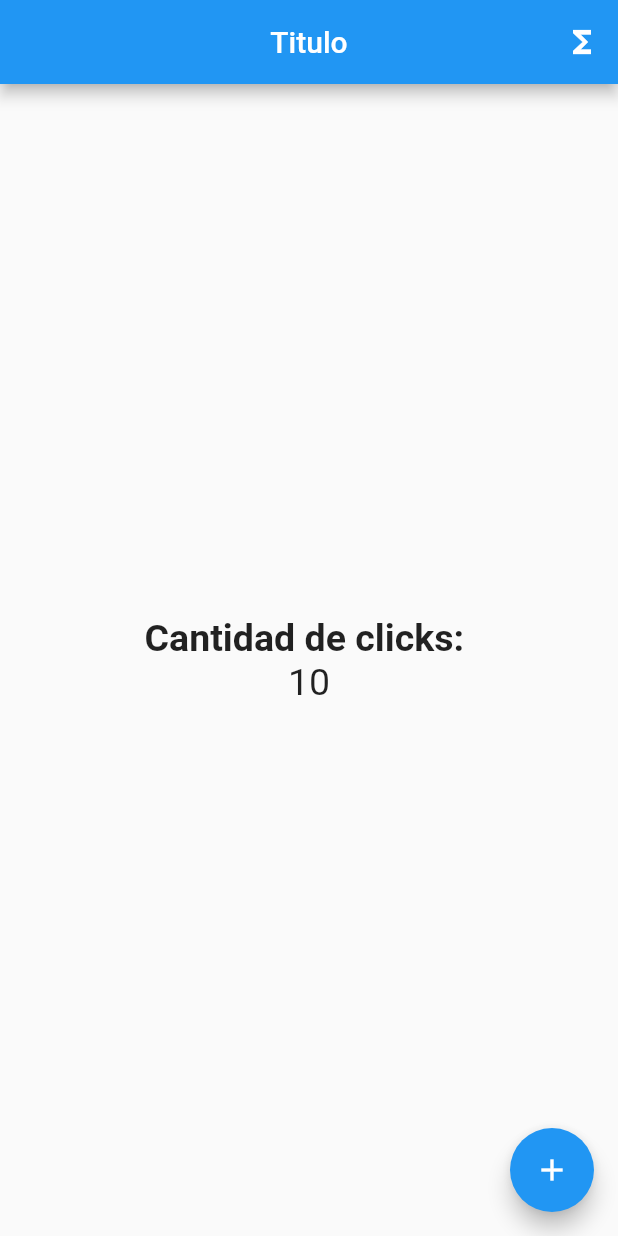
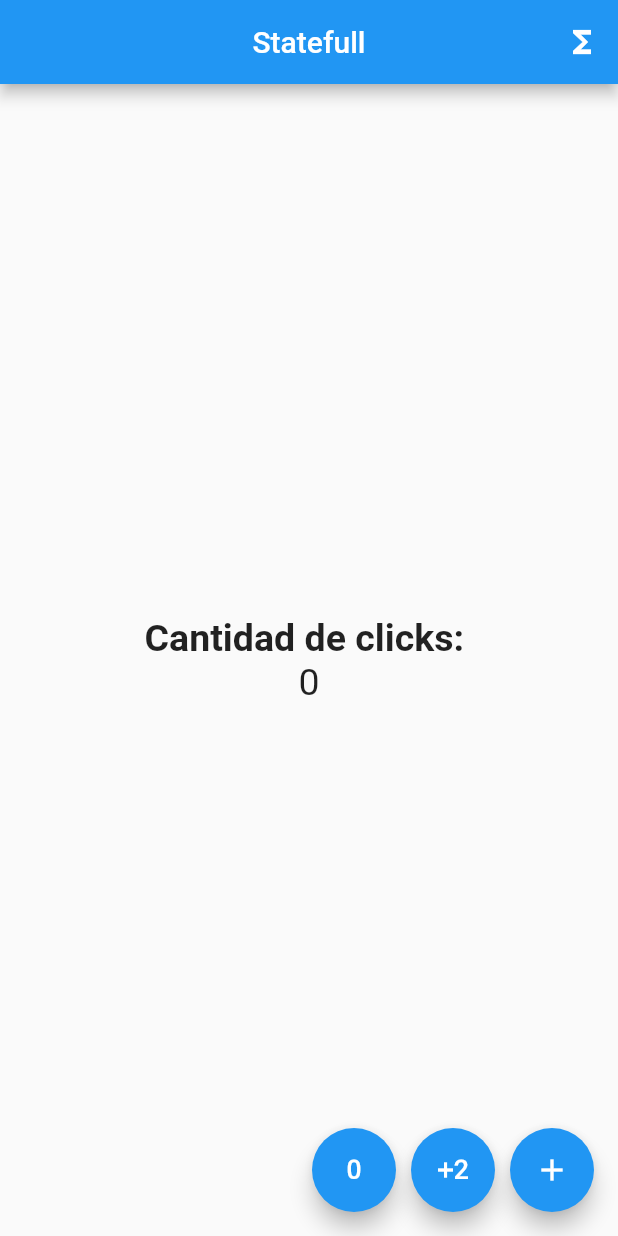
Before and after one commit to lskywolfll/Flutter_Contador, a Flutter app: the screen it shows after launch, on a phone screen of 412 x 824 dp. Run offline on Flutter 3.47's test engine with Material 2 defaults, Android fonts, the phone set to English and light mode, and no system bars.

Commit message:
se termina el contador con los botones y funcionalidades :)

```diff
--- a/lib/src/app.dart
+++ b/lib/src/app.dart
@@ -1,4 +1,5 @@
 import 'package:flutter/material.dart';
+import 'package:flutter_vscode/src/pages/contador_page.dart';
 import 'package:flutter_vscode/src/pages/home_page.dart';
 
 // Cada widget necesita un build para poder pintar en pantalla
@@ -6,7 +7,8 @@ class MyApp extends StatelessWidget {
   @override
   Widget build(BuildContext context) {
     return MaterialApp(
-      home: HomePage(),
+      debugShowCheckedModeBanner: false,
+      home: ContadorPage(),
     );
   }
 }
--- /dev/null
+++ b/lib/src/pages/contador_page.dart
@@ -0,0 +1,85 @@
+import 'package:flutter/material.dart';
+
+class ContadorPage extends StatefulWidget {
+  @override
+  createState() => _ContadorPageState();
+}
+
+// el _ deja como privado esta clase unicamente accesible en este archivo
+class _ContadorPageState extends State<ContadorPage> {
+  final _estiloTextoContenido =
+      new TextStyle(fontSize: 25, fontWeight: FontWeight.bold);
+  final _estiloTextoNumero = new TextStyle(fontSize: 25);
+  int _conteo = 0;
+
+  @override
+  Widget build(BuildContext context) {
+    return Scaffold(
+      appBar: AppBar(
+        title: Text('Statefull'),
+        centerTitle: true,
+        // Agrega como una oscuridad
+        elevation: 4,
+        actions: <Widget>[
+          IconButton(icon: Icon(Icons.functions), onPressed: () {})
+        ],
+      ),
+      body: Center(
+        child: Column(
+          crossAxisAlignment: CrossAxisAlignment.center,
+          mainAxisSize: MainAxisSize.min,
+          children: <Widget>[
+            Text(
+              'Cantidad de clicks: ',
+              style: _estiloTextoContenido,
+            ),
+            Text(
+              '$_conteo',
+              style: _estiloTextoNumero,
+            )
+          ],
+        ),
+      ),
+      floatingActionButton: _crearBotones(),
+      // floatingActionButtonLocation: FloatingActionButtonLocation.centerFloat,
+    );
+  }
+
+  Widget _crearBotones() {
+    return Row(
+      mainAxisAlignment: MainAxisAlignment.center,
+      mainAxisSize: MainAxisSize.min,
+      children: <Widget>[
+        FloatingActionButton(
+          onPressed: () {
+            setState(() {
+              _conteo = 0;
+            });
+          },
+          child: Icon(Icons.exposure_zero),
+          tooltip: 'Reinicia el conteo',
+        ),
+        SizedBox(width: 10.0),
+        FloatingActionButton(
+          onPressed: () {
+            setState(() {
+              _conteo++;
+            });
+          },
+          child: Icon(Icons.exposure_plus_2),
+          tooltip: 'Incrementa en dos',
+        ),
+        SizedBox(width: 10.0),
+        FloatingActionButton(
+          onPressed: () {
+            setState(() {
+              _conteo++;
+            });
+          },
+          child: Icon(Icons.add),
+          tooltip: 'Incrementa en uno',
+        )
+      ],
+    );
+  }
+}
--- a/lib/src/pages/home_page.dart
+++ b/lib/src/pages/home_page.dart
@@ -34,13 +34,15 @@ class HomePage extends StatelessWidget {
           ],
         ),
       ),
-      floatingActionButton: FloatingActionButton(
-        onPressed: () {
-          print('HolA!!!!');
-        },
-        child: Icon(Icons.add),
-      ),
+      floatingActionButton: _crearBotones(),
       // floatingActionButtonLocation: FloatingActionButtonLocation.centerFloat,
     );
   }
+
+  Widget _crearBotones() {
+    return FloatingActionButton(
+      onPressed: null,
+      child: Icon(Icons.add),
+    );
+  }
 }
```
